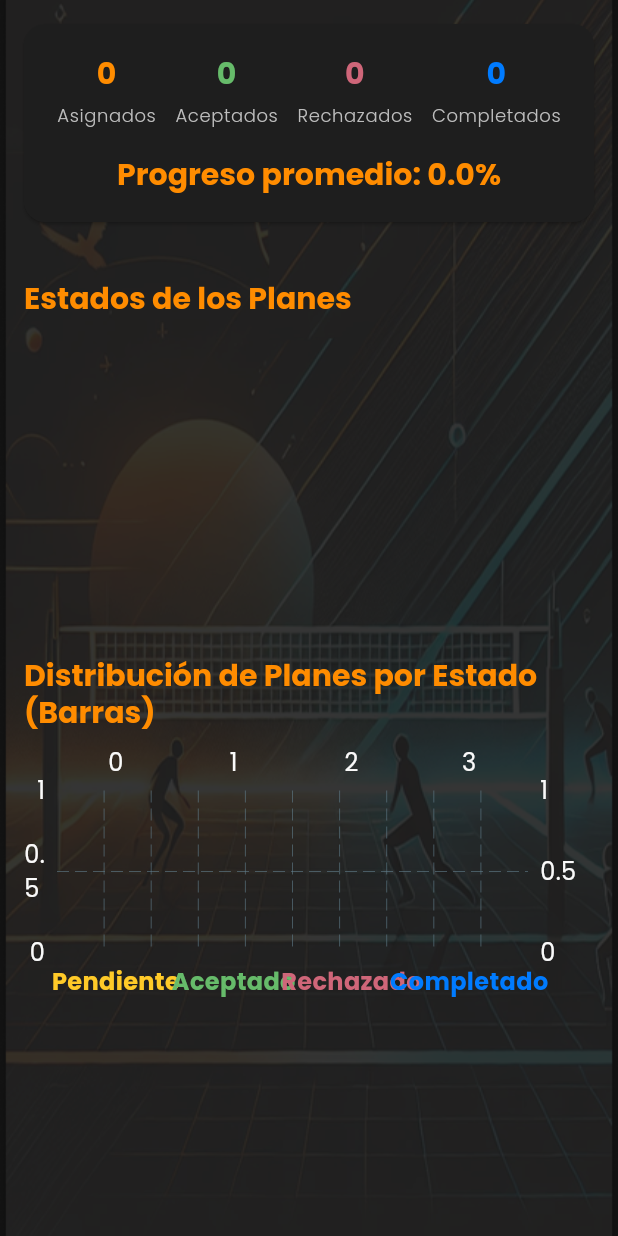
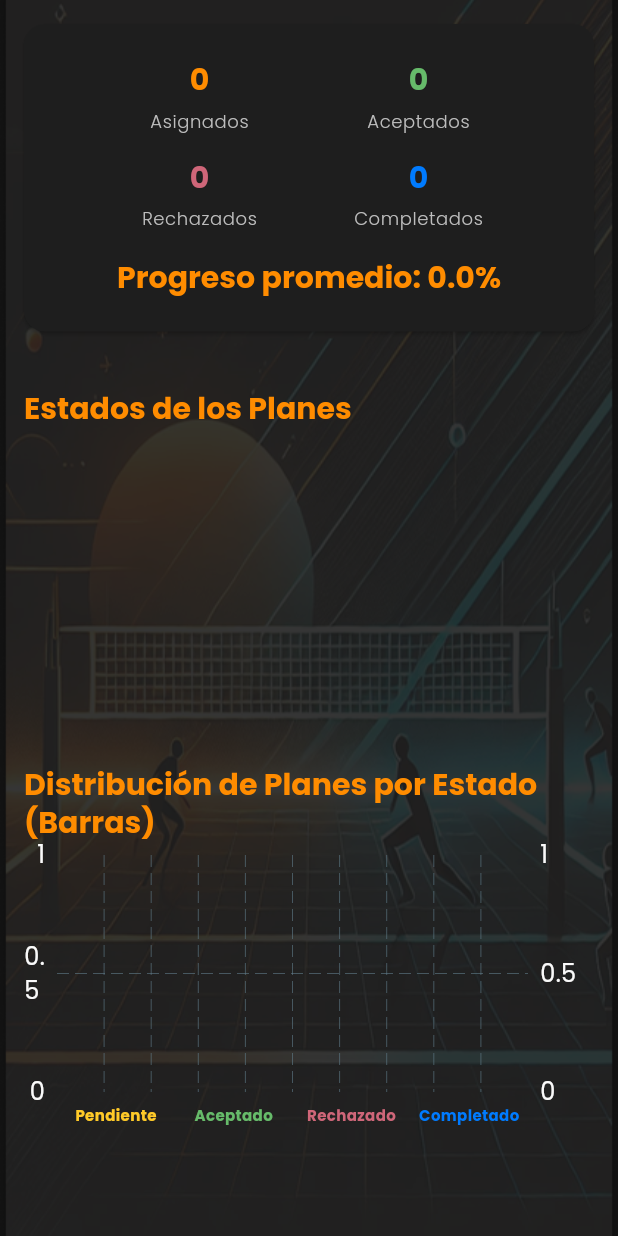
Before and after one commit to juanpcns/voleyball-training, a Flutter app: the PlayerStatsView screen opened directly with empty values, on a phone screen of 412 x 824 dp. Run offline on Flutter 3.47's test engine with Material 3 defaults, Android fonts, the phone set to English and light mode, and no system bars; drawn by our look-alikes of fl_chart; our stand-ins replace cloud_firestore, firebase_auth, firebase_core, shimmer; accounts and stored records are empty.

Commit message:
corregido el tamano de la fuente  de estadisticas

```diff
--- a/voleyballtraining/lib/Views/stats/player_stats_view.dart
+++ b/voleyballtraining/lib/Views/stats/player_stats_view.dart
@@ -52,7 +52,6 @@ class PlayerStatsView extends StatelessWidget {
           Positioned.fill(
             child: Image.asset('assets/images/fondo.png', fit: BoxFit.cover),
           ),
-          // NO se pone Container con color negro semitransparente para que el fondo se vea claro
           Padding(
             padding: const EdgeInsets.all(16.0),
             child: StreamBuilder<List<PlanAssignment>>(
@@ -92,31 +91,45 @@ class PlayerStatsView extends StatelessWidget {
                       shape: RoundedRectangleBorder(borderRadius: BorderRadius.circular(14)),
                       margin: const EdgeInsets.only(bottom: 14),
                       child: Padding(
-                        padding: const EdgeInsets.symmetric(vertical: 20, horizontal: 22),
+                        padding: const EdgeInsets.symmetric(vertical: 24, horizontal: 24),
                         child: Column(
                           children: [
-                            Row(
-                              mainAxisAlignment: MainAxisAlignment.spaceBetween,
+                            Wrap(
+                              spacing: 16,
+                              runSpacing: 16,
+                              alignment: WrapAlignment.center,
                               children: [
-                                _StatBox(
+                                SizedBox(
+                                  width: 130,
+                                  child: _StatBox(
                                     value: totalAssigned,
                                     label: "Asignados",
                                     color: AppColors.primary,
                                   ),
-                                _StatBox(
+                                ),
+                                SizedBox(
+                                  width: 130,
+                                  child: _StatBox(
                                     value: totalAccepted,
                                     label: "Aceptados",
                                     color: AppColors.successDark,
                                   ),
-                                _StatBox(
+                                ),
+                                SizedBox(
+                                  width: 130,
+                                  child: _StatBox(
                                     value: totalRejected,
                                     label: "Rechazados",
                                     color: AppColors.errorDark,
                                   ),
-                                _StatBox(
+                                ),
+                                SizedBox(
+                                  width: 130,
+                                  child: _StatBox(
                                     value: totalCompleted,
                                     label: "Completados",
                                     color: AppColors.secondary,
+                                  ),
                                 ),
                               ],
                             ),
@@ -144,7 +157,7 @@ class PlayerStatsView extends StatelessWidget {
                               value: e.value.toDouble(),
                               color: color,
                               title: '${e.key} (${e.value})',
-                              titleStyle: const TextStyle(color: Colors.white, fontWeight: FontWeight.bold, fontSize: 13),
+                              titleStyle: const TextStyle(color: Colors.white, fontWeight: FontWeight.bold, fontSize: 10),
                               radius: 48,
                             );
                           }).toList(),
@@ -154,7 +167,7 @@ class PlayerStatsView extends StatelessWidget {
                     const SizedBox(height: 26),
                     _SectionTitle('Distribución de Planes por Estado (Barras)'),
                     SizedBox(
-                      height: 180,
+                      height: 200,
                       child: BarChart(
                         BarChartData(
                           alignment: BarChartAlignment.spaceAround,
@@ -164,6 +177,7 @@ class PlayerStatsView extends StatelessWidget {
                           barTouchData: BarTouchData(enabled: true),
                           titlesData: FlTitlesData(
                             leftTitles: AxisTitles(sideTitles: SideTitles(showTitles: true)),
+                            topTitles: AxisTitles(sideTitles: SideTitles(showTitles: false)),
                             bottomTitles: AxisTitles(
                               sideTitles: SideTitles(
                                 showTitles: true,
@@ -177,6 +191,7 @@ class PlayerStatsView extends StatelessWidget {
                                         style: TextStyle(
                                           color: _pieColor(keys[value.toInt()]),
                                           fontWeight: FontWeight.bold,
+                                          fontSize: 10,
                                         ),
                                       ),
                                     );
@@ -204,7 +219,6 @@ class PlayerStatsView extends StatelessWidget {
                         ),
                       ),
                     ),
-                    // Puedes agregar aquí otras gráficas o widgets si quieres
                   ],
                 );
               },
--- a/voleyballtraining/lib/Views/stats/stats_view_selector.dart
+++ b/voleyballtraining/lib/Views/stats/stats_view_selector.dart
@@ -4,7 +4,6 @@ import '../../models/user_model.dart';
 import '../../providers/auth_provider.dart';
 import 'coach_players_list_view.dart';
 import 'player_stats_view.dart';
-import 'package:voleyballtraining/Views/Styles/colors/app_colors.dart';
 import 'package:voleyballtraining/Views/Styles/templates/home_view_template.dart';
 
 class StatsViewSelector extends StatelessWidget {
--- a/voleyballtraining/lib/main.dart
+++ b/voleyballtraining/lib/main.dart
@@ -137,12 +137,12 @@ class MyApp extends StatelessWidget {
           cardTheme: CardTheme(
             elevation: 1,
             color: AppColors.surfaceDark,
-            margin: const EdgeInsets.symmetric(horizontal: 8, vertical: 4),
+            margin: const EdgeInsets.symmetric(horizontal: 8, vertical: 0),
             shape: RoundedRectangleBorder(
               borderRadius: BorderRadius.circular(12.0),
               side: BorderSide(
                 color: AppColors.divider.withOpacity(0.5),
-                width: 0.5,
+                width: 0,
               ),
             ),
           ),
```
Lines whose indentation alone changed are shown as unchanged.
